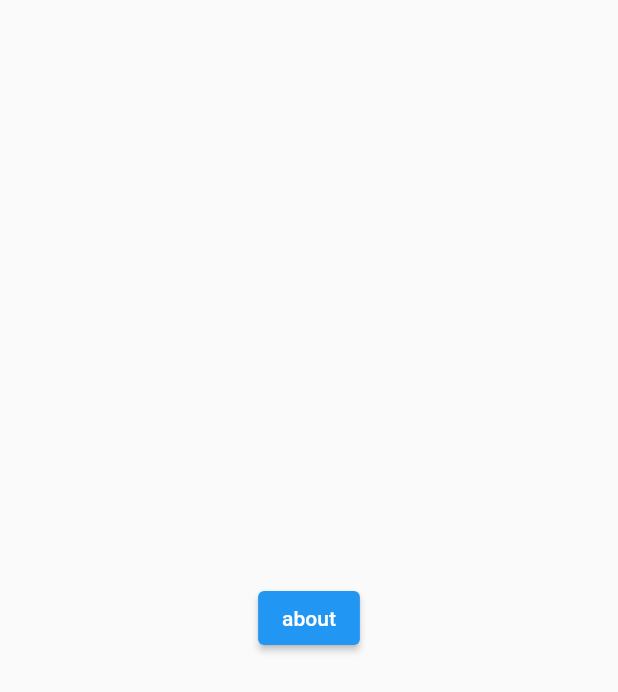
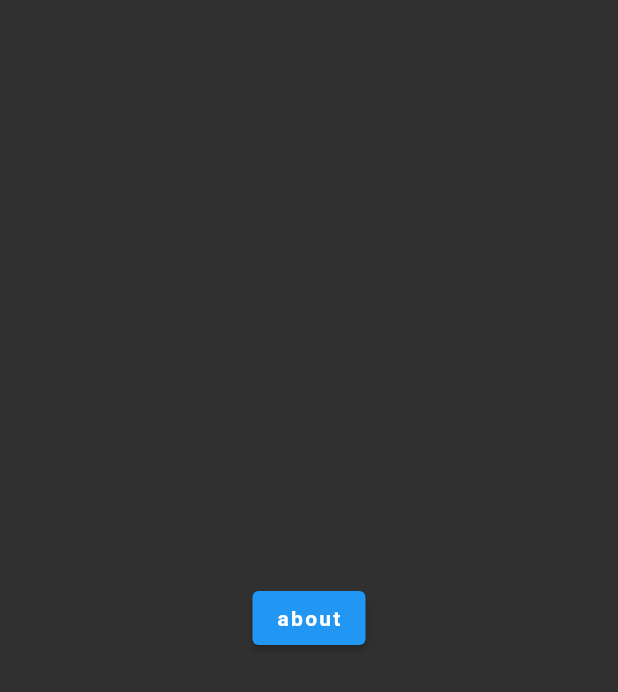
Before and after one commit to daveydee33/llapreview, a Flutter app: the screen it shows after launch, on a phone screen of 412 x 824 dp. Shown: the top 692 px of the screen. Run offline on Flutter 3.47's test engine with Material 2 defaults, Android fonts, the phone set to English and light mode, and no system bars; our stand-ins replace firebase_core; accounts and stored records are empty.

Commit message:
add theme

```diff
--- a/lib/home/home.dart
+++ b/lib/home/home.dart
@@ -1,4 +1,3 @@
-import 'package:flutter/material.dart';
 import 'package:flutter/material.dart';
 
 class Home extends StatelessWidget {
@@ -9,7 +8,7 @@ class Home extends StatelessWidget {
     return Scaffold(
         body: Center(
             child: ElevatedButton(
-                child: Text('about'),
+                child: Text('about', style: Theme.of(context).textTheme.button),
                 onPressed: () => Navigator.pushNamed(context, '/about'))));
   }
 }
--- a/lib/main.dart
+++ b/lib/main.dart
@@ -1,5 +1,6 @@
 import 'package:flutter/material.dart';
 import 'package:llapreview/routes.dart';
+import 'package:llapreview/theme.dart';
 
 // Import the firebase_core plugin
 import 'package:firebase_core/firebase_core.dart';
@@ -40,6 +41,7 @@
         if (snapshot.connectionState == ConnectionState.done) {
           return MaterialApp(
             routes: appRoutes,
+            theme: appTheme,
           );
         }
 
--- /dev/null
+++ b/lib/theme.dart
@@ -0,0 +1,11 @@
+import 'package:flutter/material.dart';
+
+var appTheme = ThemeData(
+    brightness: Brightness.dark,
+    textTheme: const TextTheme(
+        bodyText1: TextStyle(fontSize: 18),
+        bodyText2: TextStyle(fontSize: 16),
+        button: TextStyle(
+          letterSpacing: 1.5,
+          fontWeight: FontWeight.bold,
+        )));
```
